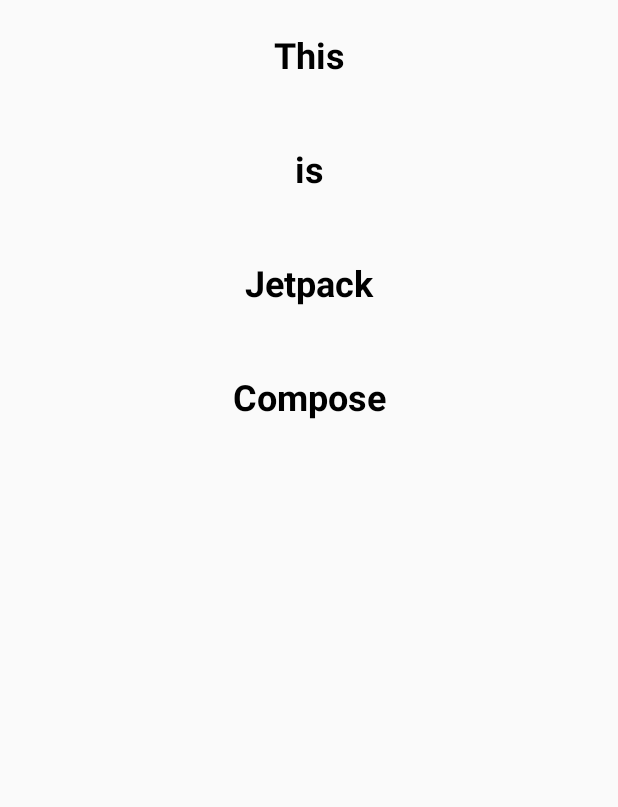
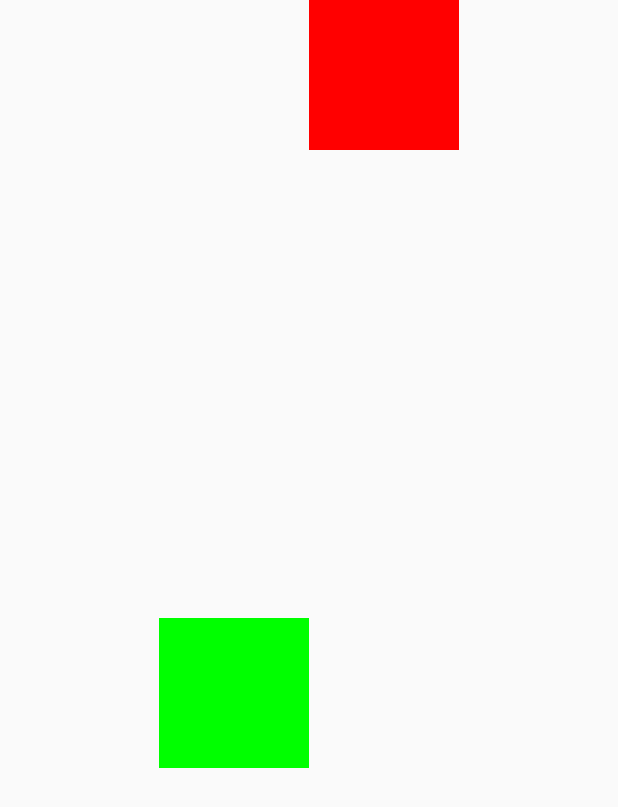
Before and after one commit to Cjsghkd/ComposePractice, an Android app built with Jetpack Compose: the screen it shows after launch (MainActivity), on a phone screen of 412 x 824 dp. Shown: the top 807 px of the screen. Run offline under Robolectric (Android 15) with nearby library versions, the phone set to English and light mode, and no system bars; our stand-ins replace constraintlayout-compose.

Commit message:
ConstraintLayout

```diff
--- a/app/build.gradle
+++ b/app/build.gradle
@@ -10,7 +10,7 @@
     defaultConfig {
         applicationId "com.example.composepractice"
         minSdk 21
-        targetSdk 21
+        targetSdk 33
         versionCode 1
         versionName "1.0"
 
@@ -61,4 +61,6 @@
     androidTestImplementation "androidx.compose.ui:ui-test-junit4:$compose_version"
     debugImplementation "androidx.compose.ui:ui-tooling:$compose_version"
     debugImplementation "androidx.compose.ui:ui-test-manifest:$compose_version"
+
+    implementation "androidx.constraintlayout:constraintlayout-compose:1.0.1"
 }
--- a/app/src/main/java/com/example/composepractice/MainActivity.kt
+++ b/app/src/main/java/com/example/composepractice/MainActivity.kt
@@ -20,6 +20,7 @@
 import androidx.compose.runtime.saveable.rememberSaveable
 import androidx.compose.ui.graphics.Brush
 import androidx.compose.ui.layout.ContentScale
+import androidx.compose.ui.layout.layoutId
 import androidx.compose.ui.res.painterResource
 import androidx.compose.ui.text.SpanStyle
 import androidx.compose.ui.text.TextStyle
@@ -33,6 +34,10 @@
 import androidx.compose.ui.text.style.TextDecoration
 import androidx.compose.ui.text.withStyle
 import androidx.compose.ui.unit.sp
+import androidx.constraintlayout.compose.ChainStyle
+import androidx.constraintlayout.compose.ConstraintLayout
+import androidx.constraintlayout.compose.ConstraintSet
+import androidx.constraintlayout.compose.Dimension
 import kotlin.random.Random
 
 class MainActivity : ComponentActivity() {
@@ -40,20 +45,33 @@
         super.onCreate(savedInstanceState)
 
         setContent {
-             LazyColumn {
-                 itemsIndexed(
-                     listOf("This", "is", "Jetpack", "Compose")
-                 ) { index, string ->
-                     Text(
-                         text = string,
-                         fontSize = 24.sp,
-                         fontWeight = FontWeight.Bold,
-                         modifier = Modifier
-                             .fillMaxWidth()
-                             .padding(vertical = 24.dp),
-                         textAlign = TextAlign.Center
-                     )
-                 }
+            val constraints = ConstraintSet {
+                val greenBox = createRefFor("greenBox")
+                val redBox = createRefFor("redBox")
+                val guideline = createGuidelineFromTop(0.5f)
+
+                constrain(greenBox) {
+                    top.linkTo(guideline)
+                    start.linkTo(parent.start)
+                    width = Dimension.value(100.dp)
+                    height = Dimension.value(100.dp)
+                }
+                constrain(redBox) {
+                    top.linkTo(parent.top)
+                    start.linkTo(greenBox.end)
+                    end.linkTo(parent.end)
+                    width = Dimension.value(100.dp)
+                    height = Dimension.value(100.dp)
+                }
+                createHorizontalChain(greenBox, redBox, chainStyle = ChainStyle.Packed)
+            }
+            ConstraintLayout(constraints, modifier = Modifier.fillMaxSize()) {
+                Box(modifier = Modifier
+                    .background(Color.Green)
+                    .layoutId("greenBox"))
+                Box(modifier = Modifier
+                    .background(Color.Red)
+                    .layoutId("redBox"))
             }
         }
     }
```
